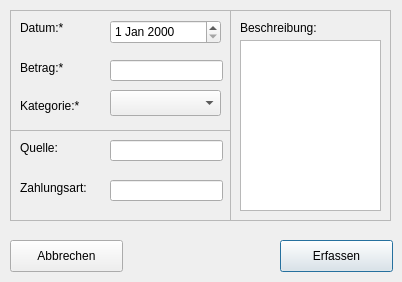
sess2016C/se2016C, file erfassen.ui: the form before one commit.
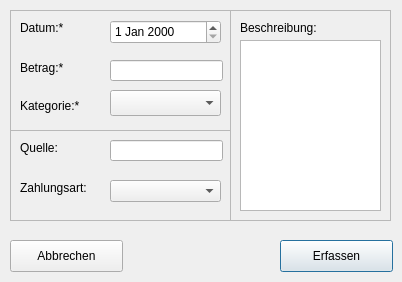
The form after the commit.

```diff
--- a/erfassen.ui
+++ b/erfassen.ui
@@ -162,13 +162,13 @@
      </rect>
     </property>
    </widget>
-   <widget class="QLineEdit" name="txt_erf_payment">
+   <widget class="QComboBox" name="combo_paymentOption">
     <property name="geometry">
      <rect>
       <x>100</x>
       <y>50</y>
-      <width>113</width>
-      <height>21</height>
+      <width>111</width>
+      <height>22</height>
      </rect>
     </property>
    </widget>
```
Left out of the diff: 2 changed lines with no effect on the pictures.
